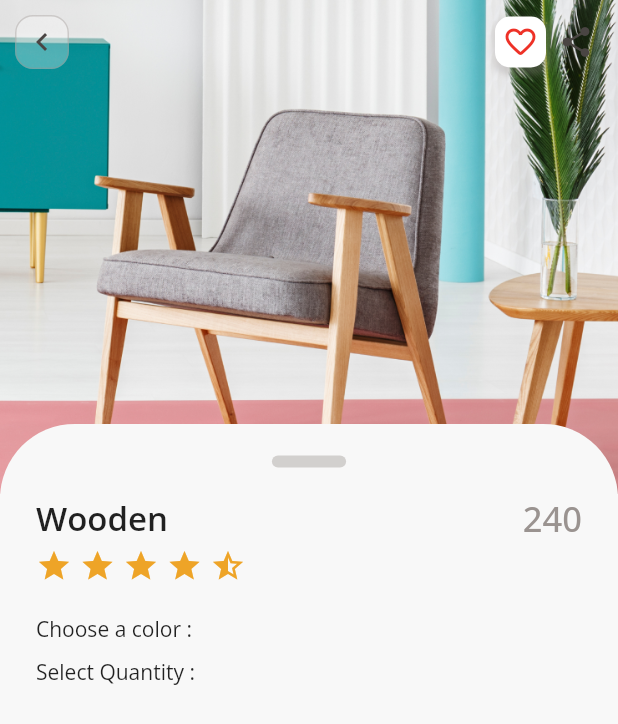
After one commit to ahmadfatihin/Flutter-Furniture-Shop, a Flutter app: the screen it shows after launch, after a tap on "Stylish Chair", on a phone screen of 412 x 824 dp. The commit adds this screen. Shown: the top 724 px of the screen. Run offline on Flutter 3.47's test engine with Material 2 defaults, Android fonts, the phone set to English and light mode, and no system bars; our stand-ins replace auto_route, google_fonts.

Commit message:
feat: create flexible space for detail content

```diff
--- a/lib/const/colors.dart
+++ b/lib/const/colors.dart
@@ -5,3 +5,4 @@ Color white = const Color(0xFFFFFFFF);
 Color black = const Color(0xFF4A4543);
 Color grey = const Color(0xFF9A9390);
 Color red = const Color(0xFFEE3127);
+Color yellow = const Color(0xFFEEA427);
--- /dev/null
+++ b/lib/module/detail/screens/components/detail_flexible_space.dart
@@ -0,0 +1,63 @@
+// ignore_for_file: public_member_api_docs, sort_constructors_first
+import 'package:flutter/material.dart';
+import 'package:flutter/src/widgets/framework.dart';
+import 'package:flutter/src/widgets/placeholder.dart';
+
+import 'package:furniture_shop/const/colors.dart';
+
+class DetailFlexibleSpace extends StatelessWidget {
+  final String title;
+  final String imagePath;
+  const DetailFlexibleSpace({
+    Key? key,
+    required this.title,
+    required this.imagePath,
+  }) : super(key: key);
+
+  @override
+  Widget build(BuildContext context) {
+    return FlexibleSpaceBar(
+      collapseMode: CollapseMode.pin,
+      background: Stack(
+        children: [
+          Positioned(
+            top: 0,
+            left: 0,
+            right: 0,
+            bottom: 0,
+            child: Hero(
+              tag: title ?? "",
+              child: Image.asset(
+                imagePath ?? "",
+                fit: BoxFit.cover,
+              ),
+            ),
+          ),
+          Positioned(
+            bottom: -3,
+            left: 0,
+            right: 0,
+            child: Container(
+              height: 50,
+              decoration: BoxDecoration(
+                color: whiteBackground,
+                borderRadius: const BorderRadius.vertical(
+                  top: Radius.circular(50),
+                ),
+              ),
+              child: Center(
+                child: Container(
+                  width: MediaQuery.of(context).size.width * 0.12,
+                  height: 8,
+                  decoration: BoxDecoration(
+                      color: grey.withOpacity(0.4),
+                      borderRadius: BorderRadius.circular(42)),
+                ),
+              ),
+            ),
+          ),
+        ],
+      ),
+    );
+  }
+}
--- a/lib/module/detail/screens/detail_screens.dart
+++ b/lib/module/detail/screens/detail_screens.dart
@@ -1,11 +1,87 @@
+// ignore_for_file: public_member_api_docs, sort_constructors_first
+import 'package:auto_route/auto_route.dart';
+import 'package:flutter/material.dart';
 import 'package:flutter/src/widgets/framework.dart';
 import 'package:flutter/src/widgets/placeholder.dart';
+import 'package:furniture_shop/module/detail/screens/sections/detail_content.dart';
+
+import '../../../const/colors.dart';
+import '../../../const/size.dart';
+import 'components/detail_flexible_space.dart';
 
 class DetailScreen extends StatelessWidget {
-  const DetailScreen({super.key});
+  final Map<String, dynamic> cardData;
+  const DetailScreen({
+    Key? key,
+    required this.cardData,
+  }) : super(key: key);
 
   @override
   Widget build(BuildContext context) {
-    return const Placeholder();
+    print(cardData);
+    return Scaffold(
+        body: NestedScrollView(
+            headerSliverBuilder: (BuildContext context, bool inner) {
+              return [
+                SliverAppBar(
+                  expandedHeight: MediaQuery.of(context).size.height * 0.4,
+                  leading: Padding(
+                    padding: const EdgeInsets.all(10),
+                    child: Container(
+                      decoration: BoxDecoration(
+                          color: white.withOpacity(0.3),
+                          border: Border.all(
+                              color: grey.withOpacity(0.4), width: 1),
+                          borderRadius: BorderRadius.circular(12)),
+                      child: InkWell(
+                        onTap: () => context.router.pop(),
+                        borderRadius: BorderRadius.circular(12),
+                        child: Icon(
+                          Icons.keyboard_arrow_left,
+                          color: black,
+                        ),
+                      ),
+                    ),
+                  ),
+                  title: Row(
+                    mainAxisAlignment: MainAxisAlignment.end,
+                    children: [
+                      Container(
+                        height: 34,
+                        width: 34,
+                        decoration: BoxDecoration(
+                          borderRadius: kDefaultBorderRadius / 2,
+                          color: white,
+                          boxShadow: [
+                            BoxShadow(
+                              color: grey.withOpacity(0.3),
+                              spreadRadius: 2,
+                              blurRadius: 3,
+                              offset: Offset(1, 3),
+                            ),
+                          ],
+                        ),
+                        child: Icon(
+                          Icons.favorite_outline_rounded,
+                          color: red,
+                        ),
+                      ),
+                      SizedBox(
+                        width: 8,
+                      ),
+                      Icon(
+                        Icons.share,
+                        color: black,
+                      ),
+                    ],
+                  ),
+                  flexibleSpace: DetailFlexibleSpace(
+                    title: cardData["title"],
+                    imagePath: cardData["imagePath"],
+                  ),
+                )
+              ];
+            },
+            body: DetailContent()));
   }
 }
--- /dev/null
+++ b/lib/module/detail/screens/sections/detail_content.dart
@@ -0,0 +1,79 @@
+import 'package:flutter/material.dart';
+import 'package:flutter/src/widgets/framework.dart';
+import 'package:flutter/src/widgets/placeholder.dart';
+import 'package:furniture_shop/const/colors.dart';
+import 'package:furniture_shop/const/text.dart';
+import 'package:furniture_shop/gen/assets.gen.dart';
+
+class DetailContent extends StatelessWidget {
+  const DetailContent({super.key});
+
+  @override
+  Widget build(BuildContext context) {
+    var rating = 4.1;
+    var padding = const EdgeInsets.symmetric(horizontal: 24.0);
+    //if rating > 5, stars icon will maxed to 5
+    var maxYellowStar = 5;
+    return Column(
+      children: [
+        Padding(
+          padding: padding,
+          child: Row(
+            mainAxisAlignment: MainAxisAlignment.spaceBetween,
+            children: [
+              Text(
+                "Wooden",
+                style: semiBold.copyWith(fontSize: 22),
+              ),
+              Text(
+                '240',
+                style: medium.copyWith(fontSize: 23, color: grey),
+              )
+            ],
+          ),
+        ),
+        Padding(
+          padding: const EdgeInsets.only(left: 24.0, top: 5, bottom: 20),
+          child: Row(
+            children: [
+              // yellow star icons for whole numbers of rating
+              for (int i = 0; i < rating.floor() && i < maxYellowStar; i++)
+                Padding(
+                  padding: const EdgeInsets.only(right: 5.0),
+                  child: Icon(Icons.star, color: yellow),
+                ),
+
+              // grey star icon for partial rating
+              if (rating - rating.floor() > 0 && maxYellowStar > rating.floor())
+                Padding(
+                  padding: const EdgeInsets.only(right: 5.0),
+                  child: Icon(Icons.star_half, color: yellow),
+                ),
+
+              // grey star icons for remaining empty stars
+              for (int i = 0; i < 5 - rating.ceil(); i++)
+                Padding(
+                  padding: const EdgeInsets.only(right: 5.0),
+                  child: Icon(Icons.star_border, color: grey),
+                ),
+            ],
+          ),
+        ),
+        Padding(
+          padding: padding,
+          child: Column(children: [
+            Row(
+              children: [Text("Choose a color :")],
+            ),
+            SizedBox(
+              height: 10,
+            ),
+            Row(
+              children: [Text("Select Quantity :")],
+            )
+          ]),
+        )
+      ],
+    );
+  }
+}
--- a/lib/module/home/screens/home_screen.dart
+++ b/lib/module/home/screens/home_screen.dart
@@ -1,5 +1,4 @@
 import 'package:flutter/material.dart';
-import 'package:furniture_shop/const/text.dart';
 import 'package:furniture_shop/module/home/screens/sections/home_appbar.dart';
 import 'package:furniture_shop/module/home/screens/sections/home_header.dart';
 import 'package:furniture_shop/module/home/screens/sections/home_recommended.dart';
@@ -9,12 +8,11 @@ class HomeScreen extends StatelessWidget {
 
   @override
   Widget build(BuildContext context) {
-    return SafeArea(
-      child: Scaffold(
-        appBar: HomeAppbar(),
+    return Scaffold(
+      appBar: const HomeAppbar(),
       body: Column(
         crossAxisAlignment: CrossAxisAlignment.start,
-          children: [
+        children: const [
           HomeHeader(),
           SizedBox(
             height: 30,
@@ -22,7 +20,6 @@ class HomeScreen extends StatelessWidget {
           Expanded(child: HomeRecommended())
         ],
       ),
-      ),
     );
   }
 }
--- a/lib/module/home/screens/sections/home_recommended.dart
+++ b/lib/module/home/screens/sections/home_recommended.dart
@@ -1,8 +1,10 @@
+import 'package:auto_route/auto_route.dart';
 import 'package:flutter/material.dart';
 import 'package:flutter/src/widgets/framework.dart';
 import 'package:flutter/src/widgets/placeholder.dart';
 import 'package:furniture_shop/const/text.dart';
 import 'package:furniture_shop/module/home/screens/components/home_card.dart';
+import 'package:furniture_shop/routes/routes.dart';
 
 import '../../../../gen/assets.gen.dart';
 
@@ -56,8 +58,13 @@ class HomeRecommended extends StatelessWidget {
             crossAxisSpacing: 20,
             padding: EdgeInsets.all(20),
             children: homeCardData.map((cardData) {
-              return HomeCard(
-                cardData: cardData,
+              return InkWell(
+                onTap: () {
+                  context.router.push(DetailRoute(cardData: cardData));
+                },
+                child: HomeCard(
+                  cardData: cardData,
+                ),
               );
             }).toList(),
           ),
```
Also changed, not shown: lib/routes/routes.gr.dart, 1 other file. Lines whose indentation alone changed are shown as unchanged.
